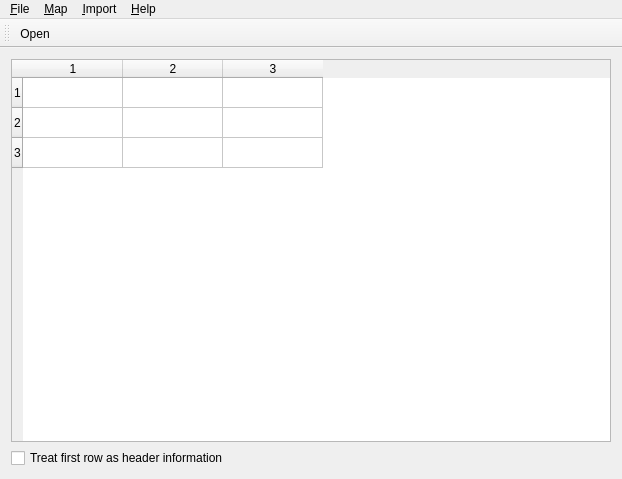
Before: the Qt Designer form plugin/csvtoolwindow.ui in mmicr001/csvimp, drawn with Qt 5.
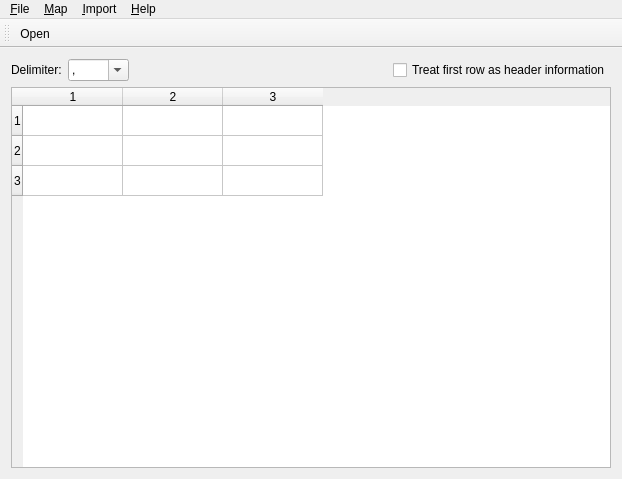
After: the same form once the commit is applied. Icons and pictures are not drawn.

Commit message: issue #18328 - first pass - user can pick or enter a field-delimiter at run-time.

Patch:
```diff
--- a/plugin/csvtoolwindow.ui
+++ b/plugin/csvtoolwindow.ui
@@ -14,59 +14,104 @@
    <string>CSV Tool</string>
   </property>
   <widget class="QWidget" name="widget">
-   <property name="geometry">
-    <rect>
-     <x>0</x>
-     <y>59</y>
-     <width>622</width>
-     <height>420</height>
-    </rect>
-   </property>
-   <layout class="QVBoxLayout">
-    <item>
-     <layout class="QVBoxLayout">
+   <layout class="QGridLayout" name="gridLayout">
+    <item row="0" column="0">
+     <widget class="QLabel" name="_delimLit">
+      <property name="text">
+       <string>Delimiter:</string>
+      </property>
+     </widget>
+    </item>
+    <item row="0" column="1">
+     <widget class="QComboBox" name="_delim">
+      <property name="editable">
+       <bool>true</bool>
+      </property>
       <item>
-       <widget class="QTableWidget" name="_table">
-        <row>
-         <property name="text">
-          <string>1</string>
-         </property>
-        </row>
-        <row>
-         <property name="text">
-          <string>2</string>
-         </property>
-        </row>
-        <row>
-         <property name="text">
-          <string>3</string>
-         </property>
-        </row>
-        <column>
-         <property name="text">
-          <string>1</string>
-         </property>
-        </column>
-        <column>
-         <property name="text">
-          <string>2</string>
-         </property>
-        </column>
-        <column>
-         <property name="text">
-          <string>3</string>
-         </property>
-        </column>
-       </widget>
+       <property name="text">
+        <string notr="true">,</string>
+       </property>
       </item>
       <item>
-       <widget class="QCheckBox" name="_firstRowHeader">
-        <property name="text">
-         <string>Treat first row as header information</string>
-        </property>
-       </widget>
+       <property name="text">
+        <string notr="true">.</string>
+       </property>
       </item>
-     </layout>
+      <item>
+       <property name="text">
+        <string>{ tab }</string>
+       </property>
+      </item>
+      <item>
+       <property name="text">
+        <string>|</string>
+       </property>
+      </item>
+      <item>
+       <property name="text">
+        <string>;</string>
+       </property>
+      </item>
+      <item>
+       <property name="text">
+        <string>:</string>
+       </property>
+      </item>
+     </widget>
+    </item>
+    <item row="0" column="3">
+     <widget class="QCheckBox" name="_firstRowHeader">
+      <property name="text">
+       <string>Treat first row as header information</string>
+      </property>
+     </widget>
+    </item>
+    <item row="1" column="0" colspan="4">
+     <widget class="QTableWidget" name="_table">
+      <row>
+       <property name="text">
+        <string>1</string>
+       </property>
+      </row>
+      <row>
+       <property name="text">
+        <string>2</string>
+       </property>
+      </row>
+      <row>
+       <property name="text">
+        <string>3</string>
+       </property>
+      </row>
+      <column>
+       <property name="text">
+        <string>1</string>
+       </property>
+      </column>
+      <column>
+       <property name="text">
+        <string>2</string>
+       </property>
+      </column>
+      <column>
+       <property name="text">
+        <string>3</string>
+       </property>
+      </column>
+     </widget>
+    </item>
+    <item row="0" column="2">
+     <spacer name="horizontalSpacer">
+      <property name="orientation">
+       <enum>Qt::Horizontal</enum>
+      </property>
+      <property name="sizeHint" stdset="0">
+       <size>
+        <width>40</width>
+        <height>20</height>
+       </size>
+      </property>
+     </spacer>
     </item>
    </layout>
   </widget>
@@ -310,30 +355,6 @@
   </action>
  </widget>
  <layoutdefault spacing="6" margin="11"/>
- <customwidgets>
-  <customwidget>
-   <class>QToolBar</class>
-   <extends>QFrame</extends>
-   <header>QToolBar</header>
-  </customwidget>
-  <customwidget>
-   <class>QFrame</class>
-   <extends>QFrame</extends>
-   <header>QFrame</header>
-   <container>1</container>
-  </customwidget>
-  <customwidget>
-   <class>QMainWindow</class>
-   <extends>QWidget</extends>
-   <header>QMainWindow</header>
-   <container>1</container>
-  </customwidget>
-  <customwidget>
-   <class>QTableWidget</class>
-   <extends>QFrame</extends>
-   <header>QTableWidget</header>
-  </customwidget>
- </customwidgets>
  <resources/>
  <connections>
   <connection>
```
Left out of the diff: 14 changed lines with no effect on the pictures. The commit also changes 4 other files.
